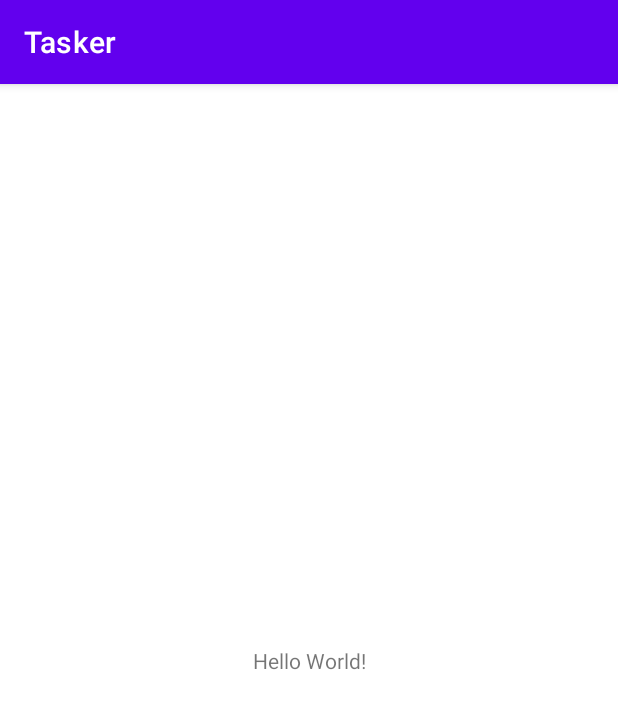
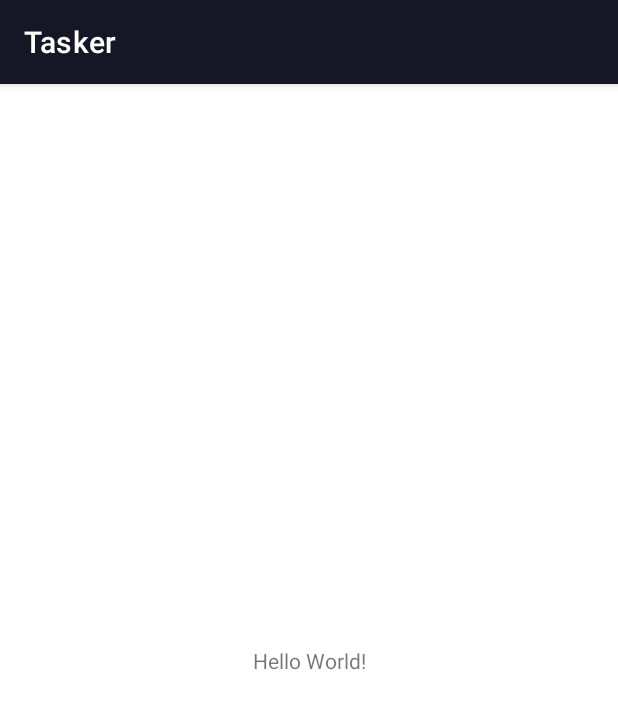
Before and after one commit to iamspathan/Tasker---It-s-Done, an Android app: the screen it shows after launch (MainActivity), on a phone screen of 412 x 824 dp. Shown: the top 709 px of the screen. Run offline under Robolectric (Android 15) with nearby library versions, the phone set to English and light mode, and no system bars.

Commit message:
theme setup

```diff
--- a/app/src/main/res/values/colors.xml
+++ b/app/src/main/res/values/colors.xml
@@ -7,4 +7,18 @@
     <color name="teal_700">#FF018786</color>
     <color name="black">#FF000000</color>
     <color name="white">#FFFFFFFF</color>
+
+<!-- Custom App Theme Made By Saish Adlak (UI/UX Designer)-->
+
+    <color name="primaryColor">#151726</color>
+    <color name="primaryLightColor">#3c3d4e</color>
+    <color name="primaryDarkColor">#000000</color>
+    <color name="secondaryColor">#007aff</color>
+    <color name="secondaryLightColor">#69a8ff</color>
+    <color name="secondaryDarkColor">#004fcb</color>
+    <color name="primaryTextColor">#ffffff</color>
+    <color name="secondaryTextColor">#000000</color>
+
+
+
 </resources>
--- a/app/src/main/res/values/themes.xml
+++ b/app/src/main/res/values/themes.xml
@@ -2,13 +2,13 @@
     <!-- Base application theme. -->
     <style name="Theme.Tasker" parent="Theme.MaterialComponents.DayNight.DarkActionBar">
         <!-- Primary brand color. -->
-        <item name="colorPrimary">@color/purple_500</item>
-        <item name="colorPrimaryVariant">@color/purple_700</item>
-        <item name="colorOnPrimary">@color/white</item>
+        <item name="colorPrimary">@color/primaryColor</item>
+        <item name="colorPrimaryVariant">@color/primaryLightColor</item>
+        <item name="colorOnPrimary">@color/primaryDarkColor</item>
         <!-- Secondary brand color. -->
-        <item name="colorSecondary">@color/teal_200</item>
-        <item name="colorSecondaryVariant">@color/teal_700</item>
-        <item name="colorOnSecondary">@color/black</item>
+        <item name="colorSecondary">@color/secondaryColor</item>
+        <item name="colorSecondaryVariant">@color/secondaryLightColor</item>
+        <item name="colorOnSecondary">@color/secondaryDarkColor</item>
         <!-- Status bar color. -->
         <item name="android:statusBarColor" tools:targetApi="l">?attr/colorPrimaryVariant</item>
         <!-- Customize your theme here. -->
```
